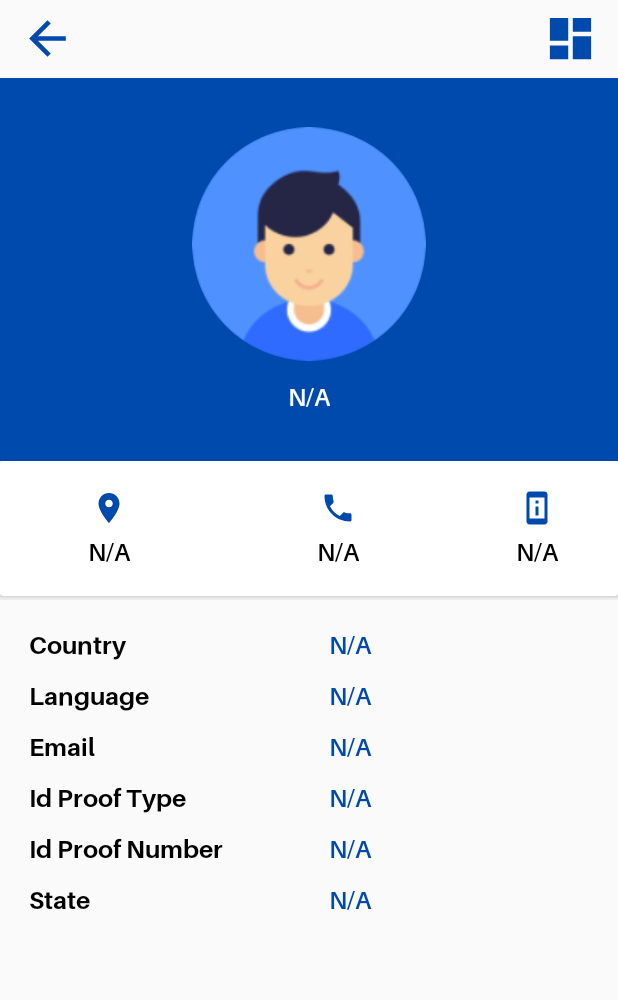
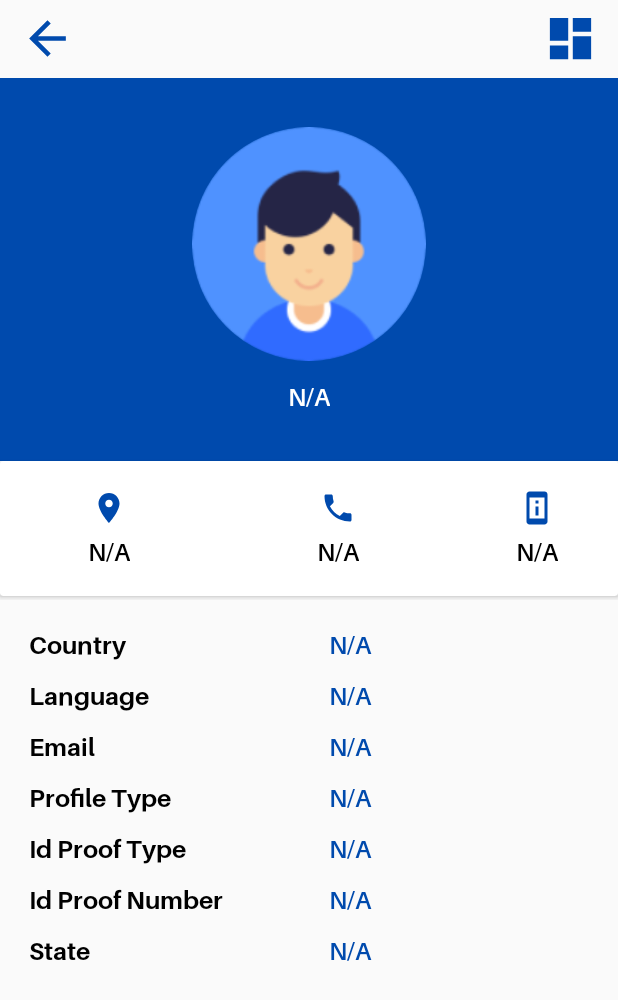
Before and after one commit to SHARIQQUE/CashMoov_agent, an Android app: the layout activity_detail_abonne.xml on its own in the app's theme, with its tools: preview values and no code run, on a phone screen of 412 x 824 dp. Shown: the top 1000 px of the screen. Run offline under Robolectric (Android 15) with nearby library versions, the light colour scheme and no system bars.

Commit message:
bugs fixed(14-12-22)

```diff
--- a/app/src/main/java/com/agent/cashmoovui/remittancebyabhay/cashtowallet/CashtoWalletConfirmScreen.java
+++ b/app/src/main/java/com/agent/cashmoovui/remittancebyabhay/cashtowallet/CashtoWalletConfirmScreen.java
@@ -207,7 +207,9 @@ public class CashtoWalletConfirmScreen extends AppCompatActivity implements View
                         remitJson.put("receiveCountryCode",CashtoWalletSenderKYC.recCountryCode);
                         remitJson.put("firstName",CashtoWalletSenderKYC.et_sender_firstName.getText().toString());
                         remitJson.put("mobileNumber",CashtoWalletSenderKYC.et_sender_phoneNumber.getText().toString());
-                       // remitJson.put("remitType","International Remit");
+                       // remitJso  n.put("remitType","International Remit");
+
+                    System.out.println("remitJson"+remitJson);
 
                         callPostAPI();
 
--- a/app/src/main/java/com/agent/cashmoovui/remittancebyabhay/cashtowallet/LocalRemittanceCashtowalletActivity.java
+++ b/app/src/main/java/com/agent/cashmoovui/remittancebyabhay/cashtowallet/LocalRemittanceCashtowalletActivity.java
@@ -157,13 +157,13 @@ public class LocalRemittanceCashtowalletActivity extends AppCompatActivity imple
 //                    spinnerDialogRecCountry.showSpinerDialog();
 //            }
 //        });
-        spinner_receiverCurrency.setOnClickListener(new View.OnClickListener() {
+      /*  spinner_receiverCurrency.setOnClickListener(new View.OnClickListener() {
             @Override
             public void onClick(View view) {
                 if (spinnerDialogRecCurr!=null)
                     spinnerDialogRecCurr.showSpinerDialog();
             }
-        });
+        });*/
 
 
    edittext_amount.addTextChangedListener(new TextWatcher() {
@@ -276,7 +276,7 @@ public class LocalRemittanceCashtowalletActivity extends AppCompatActivity imple
     private void callApiserviceProvider() {
         try {
 
-            API.GET("ewallet/api/v1/serviceProvider/serviceCategory?serviceCode=100002&serviceCategoryCode=100001&status=Y",
+            API.GET("ewallet/api/v1/serviceProvider/serviceCategory?serviceCode=100002&serviceCategoryCode=100061&status=Y",
                     new Api_Responce_Handler() {
                         @Override
                         public void success(JSONObject jsonObject) {
--- a/app/src/main/java/com/agent/cashmoovui/remittancebyabhay/international/InternationalRemittanceActivity.java
+++ b/app/src/main/java/com/agent/cashmoovui/remittancebyabhay/international/InternationalRemittanceActivity.java
@@ -297,6 +297,7 @@ public class InternationalRemittanceActivity extends AppCompatActivity implement
                     //amountTobePaid_first_page.setText("");
                     amountTobeCharged_first_page.setText("");
                     edittext_amount.getText().clear();
+
                 }
 
                 isFormatting = false;
--- a/app/src/main/java/com/agent/cashmoovui/remittancebyabhay/local/LocalRemittanceReceiptScreen.java
+++ b/app/src/main/java/com/agent/cashmoovui/remittancebyabhay/local/LocalRemittanceReceiptScreen.java
@@ -174,7 +174,7 @@ public class LocalRemittanceReceiptScreen extends AppCompatActivity implements V
             //tvTransAmount.setText(LocalRemittanceConfirmScreen.receiptJson.optJSONObject("remittance").optString("amountToPaid"));
             tvTransAmount.setText(LocalRemittanceConfirmScreen.receiptJson.optJSONObject("remittance").optString("fromCurrencySymbol") + " " +
                     MyApplication.addDecimal(""+LocalRemittanceActivity.amount));
-            tvConvRate.setText(MyApplication.addDecimalthreenew(LocalRemittanceConfirmScreen.receiptJson.optJSONObject("remittance").optString("conversionRate")));
+            tvConvRate.setText(MyApplication.addDecimalthreenew(LocalRemittanceActivity.rate));
             tvFee.setText(LocalRemittanceConfirmScreen.receiptJson.optJSONObject("remittance").optString("fromCurrencySymbol") + " "
                     + MyApplication.addDecimal(""+LocalRemittanceConfirmScreen.receiptJson.optJSONObject("remittance").optDouble("fee")));
 
--- a/app/src/main/java/com/agent/cashmoovui/remittancebyabhay/local/LocalRemittanceSenderKYC.java
+++ b/app/src/main/java/com/agent/cashmoovui/remittancebyabhay/local/LocalRemittanceSenderKYC.java
@@ -999,9 +999,9 @@ public class LocalRemittanceSenderKYC extends AppCompatActivity implements View.
             senderJson.put("dateOfBirth",et_sender_dob.getText().toString().trim());
             senderJson.put("countryCode",LocalRemittanceActivity.sendCountryCode);
             if(spinner_sender_region.getTag()!=null){
-                senderJson.put("regionCode",regionModelList.get((Integer) spinner_sender_region.getTag()).getCode());
+                senderJson.put("regionCode","");
             }else{
-                senderJson.put("regionCode",regioncode);
+                senderJson.put("regionCode","");
             }
 
             senderJson.put("city",spCity.getText().toString().trim());
--- a/app/src/main/java/com/agent/cashmoovui/wallet_owner/agent/AgentKYC.java
+++ b/app/src/main/java/com/agent/cashmoovui/wallet_owner/agent/AgentKYC.java
@@ -904,10 +904,12 @@ ArrayList<String>walletCurrencyList;
     private void callApiCurrencyList(String code) {
         try {
 
-
+          /*  String val=MyApplication.getSaveString("walletOwnerCode", agentkycC);
+            System.out.println("get agent wallet"+val);
+*/
           // previous api  03-12-2022-  ewallet/api/v1/countryCurrency/country/"+code
           //  http://180.179.201.109:8081/ewallet/api/v1/walletOwnerCountryCurrency/walletOwnerparent/1000005350
-            API.GET("ewallet/api/v1/walletOwnerCountryCurrency/walletOwnerparent/"+MyApplication.getSaveString("walletOwnerCode", agentkycC),
+            API.GET("ewallet/api/v1/walletOwnerCountryCurrency/walletOwnerparentCurrency/"+MyApplication.getSaveString("walletOwnerCode", agentkycC),
                     new Api_Responce_Handler() {
                         @Override
                         public void success(JSONObject jsonObject) {
--- a/app/src/main/res/layout/activity_detail_abonne.xml
+++ b/app/src/main/res/layout/activity_detail_abonne.xml
@@ -240,7 +240,39 @@
                         android:text="N/A"/>
 
                 </LinearLayout>
-                <LinearLayout
+
+                    <LinearLayout
+                        android:orientation="horizontal"
+                        android:layout_marginTop="@dimen/_10sdp"
+                        android:paddingLeft="@dimen/_15sdp"
+                        android:paddingRight="@dimen/_15sdp"
+                        android:layout_width="match_parent"
+                        android:layout_height="wrap_content">
+
+                        <TextView
+                            android:fontFamily="@font/aileron_bold"
+                            android:layout_gravity="center_vertical"
+                            android:layout_width="0dp"
+                            android:layout_weight=".5"
+                            android:layout_height="wrap_content"
+                            android:textColor="#000"
+                            android:textSize="@dimen/_13sdp"
+                            android:text="@string/name_proof_type"/>
+                        <TextView
+                            android:id="@+id/tvProofTypename"
+                            android:fontFamily="@font/aileron_semibold"
+                            android:layout_gravity="center_vertical"
+                            android:layout_width="0dp"
+                            android:layout_weight=".5"
+                            android:layout_height="wrap_content"
+                            android:paddingLeft="@dimen/_10sdp"
+                            android:textColor="@color/bleu_cashmoov"
+                            android:textSize="@dimen/_13sdp"
+                            android:text="N/A"/>
+
+                    </LinearLayout>
+
+                    <LinearLayout
                     android:orientation="horizontal"
                     android:layout_marginTop="@dimen/_10sdp"
                     android:paddingLeft="@dimen/_15sdp"
--- a/app/src/main/res/layout/activity_international_remittance_benefi_kyc.xml
+++ b/app/src/main/res/layout/activity_international_remittance_benefi_kyc.xml
@@ -121,12 +121,14 @@
                     android:backgroundTint="#999999"
                     android:inputType="textPersonName"
                     android:lineSpacingExtra="10sp"
+
                     android:paddingLeft="@dimen/_15sdp"
                     android:paddingTop="@dimen/_12sdp"
                     android:paddingBottom="@dimen/_12sdp"
                     android:paddingEnd="@dimen/_15sdp"
                     android:hint="@string/email"
                     android:textColor="#323232"
+
                     android:textSize="@dimen/_15sdp"
                     android:fontFamily="@font/aileron_semibold" />
                 <TextView
--- a/app/src/main/res/layout/activity_local_remittance_benefi_kyc.xml
+++ b/app/src/main/res/layout/activity_local_remittance_benefi_kyc.xml
@@ -156,6 +156,7 @@
                         android:background="@drawable/btn_edittextname"
                         android:backgroundTint="@color/bgColorHint"
                         android:layout_marginTop="10dp"
+                        android:visibility="gone"
                         android:orientation="horizontal">
 
 
@@ -204,6 +205,7 @@
         android:background="@drawable/btn_edittextname"
         android:backgroundTint="#999999"
         android:inputType="textPersonName"
+        android:visibility="gone"
         android:lineSpacingExtra="10sp"
         android:paddingLeft="@dimen/_15sdp"
         android:digits= "ABCDEFGHIJKLMNOPQRSTUVWXYZabcdefghijklmnopqrstuvwxyz1234567890.,_-/*+()  "
--- a/app/src/main/res/layout/activity_register_branch.xml
+++ b/app/src/main/res/layout/activity_register_branch.xml
@@ -201,7 +201,7 @@
                     android:paddingTop="@dimen/_12sdp"
                     android:paddingBottom="@dimen/_12sdp"
                     android:paddingEnd="@dimen/_15sdp"
-                    android:hint="@string/valid_email"
+                    android:hint="@string/email_reveiewPage"
                     android:textColor="@color/textColorLBlack"
                     android:textSize="@dimen/_13sdp"
                     android:fontFamily="@font/aileron_semibold"  />
--- a/app/src/main/res/layout/overdraft_viewconfig.xml
+++ b/app/src/main/res/layout/overdraft_viewconfig.xml
@@ -18,6 +18,7 @@
             android:layout_width="match_parent"
             android:layout_height="wrap_content"
             android:orientation="horizontal"
+            android:visibility="gone"
             android:layout_gravity="center_vertical">
 
             <ImageView
@@ -54,6 +55,7 @@
             android:layout_width="match_parent"
             android:layout_height="wrap_content"
             android:orientation="horizontal"
+            android:visibility="gone"
             android:layout_gravity="center_vertical">
 
             <ImageView
@@ -126,6 +128,7 @@
             android:layout_width="match_parent"
             android:layout_height="wrap_content"
             android:orientation="horizontal"
+            android:visibility="gone"
             android:layout_gravity="center_vertical">
 
             <ImageView
@@ -162,6 +165,7 @@
             android:layout_width="match_parent"
             android:layout_height="wrap_content"
             android:orientation="horizontal"
+            android:visibility="gone"
             android:layout_gravity="center_vertical">
 
             <ImageView
--- a/app/src/main/res/values/strings.xml
+++ b/app/src/main/res/values/strings.xml
@@ -337,6 +337,8 @@
     <string name="country">Country</string>
 
     <string name="id_proof_type">Id Proof Type</string>
+    <string name="name_proof_type">Profile Type</string>
+
     <string name="select_gender">Select Gender</string>
     <string name="select_occupation">Select Occupation</string>
     <string name="select_id_proof">Select Id Proof</string>
@@ -925,5 +927,7 @@
     <string name="vendor_result_description">Supplier Result Description :</string>
     <string name="tryagain">Please try again</string>
     <string name="International_Remittance">International Remittance</string>
+    <string name="tier">Tier1</string>
+    <string name="all">All</string>
 
 </resources>
```
Also changed, not shown: app/src/main/java/com/agent/cashmoovui/remittancebyabhay/local/LocalRemittanceBenefiKYC.java (+6 -4 lines), app/src/main/java/com/agent/cashmoovui/wallet_owner/branch/BranchKYC.java (+18 -4 lines), app/src/main/java/com/agent/cashmoovui/wallet_owner/wallet_owner/WalletOwner.java (+24 -1 lines), 1 other file.
